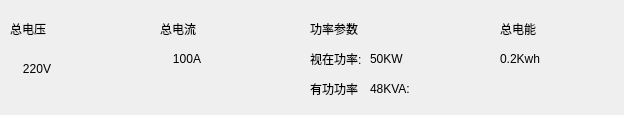
First picture: the form in BusBar-Qt/branch/box/boxtotalwid.ui, repository luozhiyong131/BusBar, before the edit.
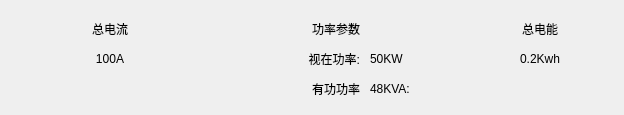
Second picture: the form after the edit.

What changed in the file:
```diff
--- a/BusBar-Qt/branch/box/boxtotalwid.ui
+++ b/BusBar-Qt/branch/box/boxtotalwid.ui
@@ -16,35 +16,41 @@
   <widget class="QLabel" name="label_4">
    <property name="geometry">
     <rect>
-     <x>160</x>
+     <x>70</x>
      <y>20</y>
-     <width>54</width>
+     <width>80</width>
      <height>18</height>
     </rect>
    </property>
    <property name="text">
     <string>总电流</string>
    </property>
+   <property name="alignment">
+    <set>Qt::AlignCenter</set>
+   </property>
   </widget>
   <widget class="QLabel" name="label_7">
    <property name="geometry">
     <rect>
-     <x>310</x>
+     <x>260</x>
      <y>20</y>
-     <width>54</width>
+     <width>100</width>
      <height>18</height>
     </rect>
    </property>
    <property name="text">
     <string>功率参数</string>
    </property>
+   <property name="alignment">
+    <set>Qt::AlignRight|Qt::AlignTrailing|Qt::AlignVCenter</set>
+   </property>
   </widget>
   <widget class="QLabel" name="tApPowLab">
    <property name="geometry">
     <rect>
      <x>370</x>
      <y>50</y>
-     <width>54</width>
+     <width>80</width>
      <height>18</height>
     </rect>
    </property>
@@ -55,35 +61,41 @@
   <widget class="QLabel" name="label_10">
    <property name="geometry">
     <rect>
-     <x>310</x>
+     <x>260</x>
      <y>80</y>
-     <width>54</width>
+     <width>100</width>
      <height>18</height>
     </rect>
    </property>
    <property name="text">
     <string>有功功率</string>
    </property>
+   <property name="alignment">
+    <set>Qt::AlignRight|Qt::AlignTrailing|Qt::AlignVCenter</set>
+   </property>
   </widget>
   <widget class="QLabel" name="label_8">
    <property name="geometry">
     <rect>
      <x>500</x>
      <y>20</y>
-     <width>54</width>
+     <width>80</width>
      <height>18</height>
     </rect>
    </property>
    <property name="text">
     <string>总电能</string>
    </property>
+   <property name="alignment">
+    <set>Qt::AlignCenter</set>
+   </property>
   </widget>
   <widget class="QLabel" name="tPowLab">
    <property name="geometry">
     <rect>
      <x>370</x>
      <y>80</y>
-     <width>54</width>
+     <width>80</width>
      <height>18</height>
     </rect>
    </property>
@@ -91,25 +103,12 @@
     <string>48KVA:</string>
    </property>
   </widget>
-  <widget class="QLabel" name="label_3">
-   <property name="geometry">
-    <rect>
-     <x>10</x>
-     <y>20</y>
-     <width>54</width>
-     <height>18</height>
-    </rect>
-   </property>
-   <property name="text">
-    <string>总电压</string>
-   </property>
-  </widget>
   <widget class="QLabel" name="tCurLab">
    <property name="geometry">
     <rect>
-     <x>160</x>
+     <x>70</x>
      <y>50</y>
-     <width>54</width>
+     <width>80</width>
      <height>18</height>
     </rect>
    </property>
@@ -128,26 +127,13 @@
     <rect>
      <x>500</x>
      <y>50</y>
-     <width>54</width>
+     <width>80</width>
      <height>18</height>
     </rect>
    </property>
    <property name="text">
     <string>0.2Kwh</string>
    </property>
-  </widget>
-  <widget class="QLabel" name="tVolLab">
-   <property name="geometry">
-    <rect>
-     <x>10</x>
-     <y>60</y>
-     <width>54</width>
-     <height>18</height>
-    </rect>
-   </property>
-   <property name="text">
-    <string>220V</string>
-   </property>
    <property name="alignment">
     <set>Qt::AlignCenter</set>
    </property>
@@ -155,15 +141,18 @@
   <widget class="QLabel" name="label_9">
    <property name="geometry">
     <rect>
-     <x>310</x>
+     <x>260</x>
      <y>50</y>
-     <width>54</width>
+     <width>100</width>
      <height>18</height>
     </rect>
    </property>
    <property name="text">
     <string>视在功率:</string>
    </property>
+   <property name="alignment">
+    <set>Qt::AlignRight|Qt::AlignTrailing|Qt::AlignVCenter</set>
+   </property>
   </widget>
  </widget>
  <resources/>
```
